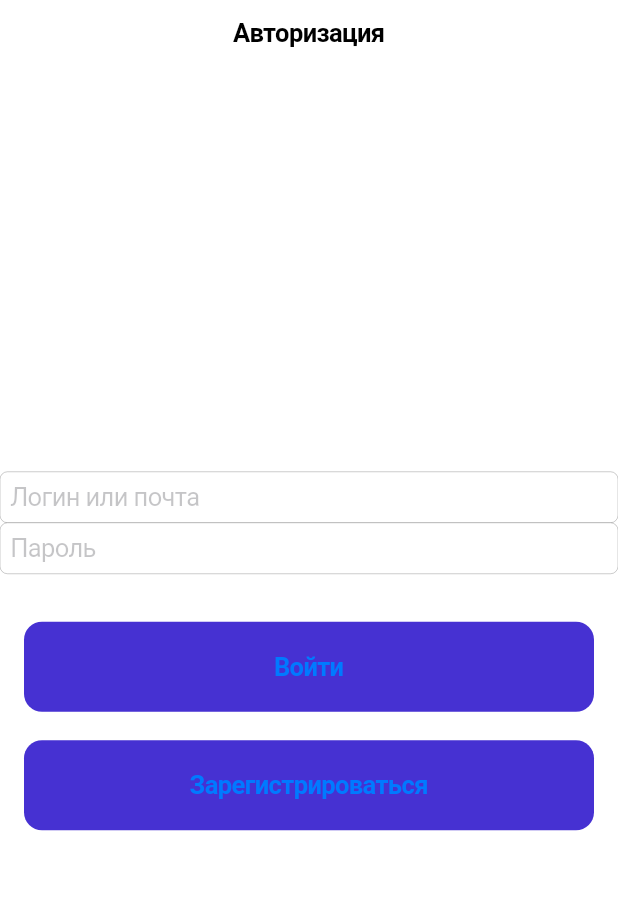
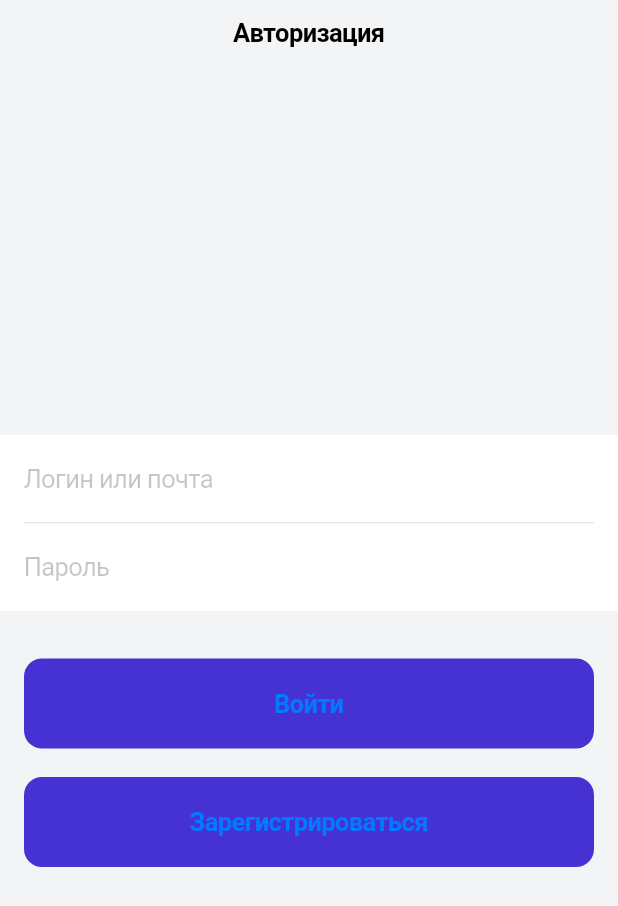
Before and after one commit to Aldekenzo/Flutter_test_1, a Flutter app: the screen it shows after launch, on a phone screen of 412 x 824 dp. Shown: the top 906 px of the screen. Run offline on Flutter 3.47's test engine with Material 2 defaults, Android fonts, the phone set to English and light mode, and no system bars.

Commit message:
auth screen 2

```diff
--- a/lib/src/screens/auth/auth_screen.dart
+++ b/lib/src/screens/auth/auth_screen.dart
@@ -7,20 +7,39 @@ class AuthScreen extends StatelessWidget {
   @override
   Widget build(BuildContext context) {
     return CupertinoPageScaffold(
+      backgroundColor: Color(0xFFF3F4F6),
       navigationBar: CupertinoNavigationBar(
+        backgroundColor: CupertinoColors.white,
         middle: Text('Авторизация'),
       ),
       child: SafeArea(
         child: Column(
           mainAxisAlignment: MainAxisAlignment.center,
           crossAxisAlignment: CrossAxisAlignment.stretch,
-
+          children: [
+            Container(
+              color: CupertinoColors.white,
+              child: Column(
                 children: [
                   CupertinoTextField(
+                    decoration: BoxDecoration(color: CupertinoColors.white),
                     placeholder: 'Логин или почта',
+                    padding: const EdgeInsets.symmetric(
+                        vertical: 19, horizontal: 16),
+                  ),
+                  Container(
+                    height: 1,
+                    color: Color(0xFFE0E6ED),
+                    margin: const EdgeInsets.symmetric(horizontal: 16),
                   ),
                   CupertinoTextField(
+                    decoration: BoxDecoration(color: CupertinoColors.white),
                     placeholder: 'Пароль',
+                    padding: const EdgeInsets.symmetric(
+                        vertical: 19, horizontal: 16),
+                  ),
+                ],
+              ),
             ),
             SizedBox(
               height: 32,
@@ -30,8 +49,8 @@ class AuthScreen extends StatelessWidget {
               child: CupertinoButton(
                 color: Color(0xFF4631D2),
                 padding: EdgeInsets.symmetric(vertical: 20),
-
-                child: Text('Войти', style: TextStyle(fontWeight: FontWeight.bold)),
+                child: Text('Войти',
+                    style: TextStyle(fontWeight: FontWeight.bold)),
                 onPressed: () {},
               ),
             ),
@@ -41,7 +60,10 @@ class AuthScreen extends StatelessWidget {
               child: CupertinoButton(
                 color: Color(0xFF4631D2),
                 padding: EdgeInsets.symmetric(vertical: 20),
-                child: Text('Зарегистрироваться', style: TextStyle(fontWeight: FontWeight.bold),),
+                child: Text(
+                  'Зарегистрироваться',
+                  style: TextStyle(fontWeight: FontWeight.bold),
+                ),
                 onPressed: () {},
               ),
             ),
@@ -57,7 +79,8 @@ class AuthScreen extends StatelessWidget {
 
 
 
-/* SafeArea(
+/*
+ SafeArea(
         child: Container(
         padding: EdgeInsets.only(top: 200),
         child: Column(
@@ -124,4 +147,6 @@ class AuthScreen extends StatelessWidget {
 
           ],
         ),
-      )),*/
+      ),
+    ),
+  */
```
Lines whose indentation alone changed are shown as unchanged.
